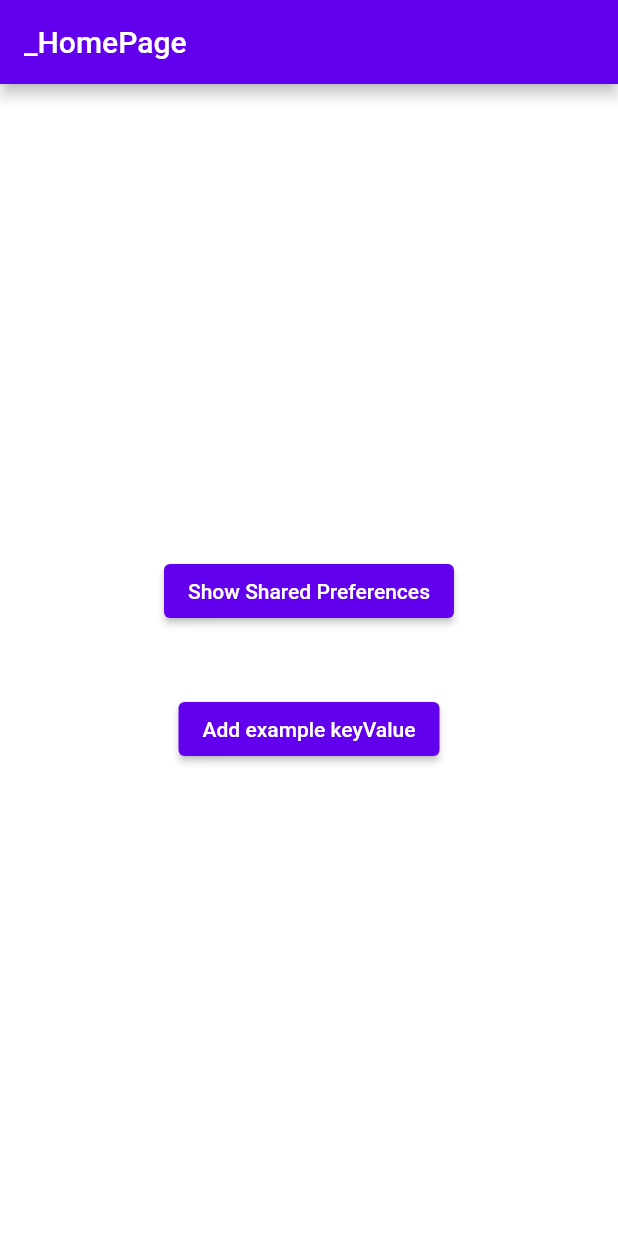
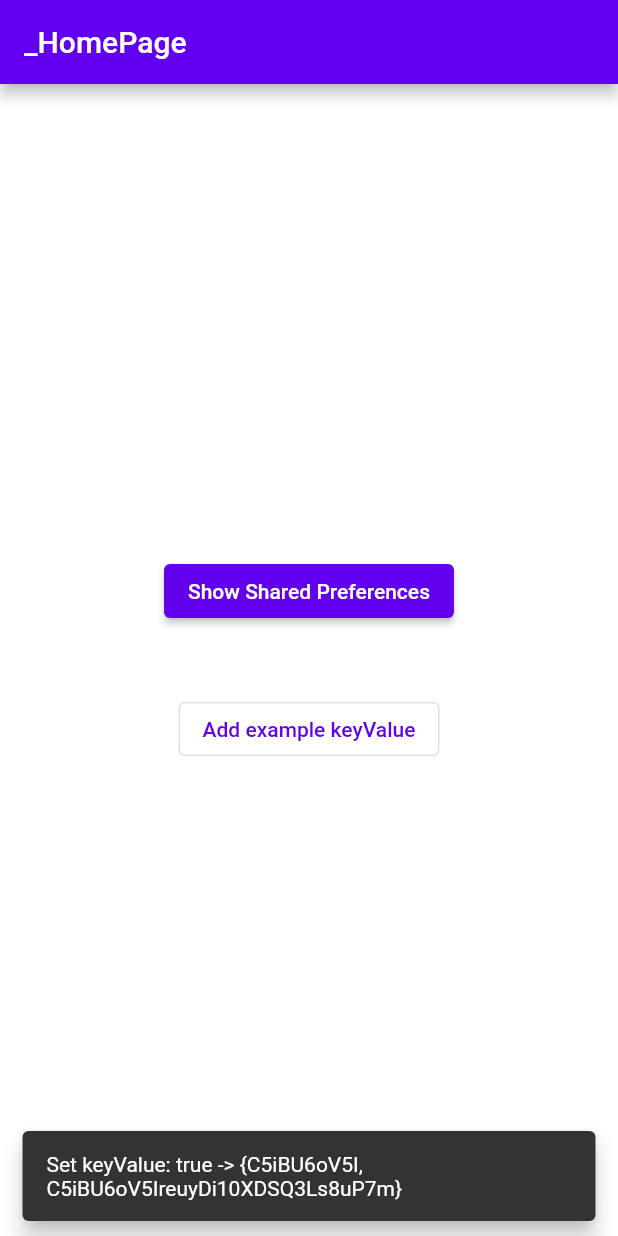
Before and after one commit to htsuruo/shared_preferences_debugger, a Flutter app: the screen it shows after launch, after a tap on "Add example keyValue", on a phone screen of 412 x 824 dp. Run offline on Flutter 3.47's test engine with Material 2 defaults, Android fonts, the phone set to English and light mode, and no system bars; our stand-ins replace shared_preferences.

Commit message:
Change example value

```diff
--- a/example/lib/main.dart
+++ b/example/lib/main.dart
@@ -47,13 +47,19 @@ class _HomePage extends StatelessWidget {
               child: Text('Show Shared Preferences'),
             ),
             SizedBox(height: 44),
-            ElevatedButton(
+            OutlinedButton(
               onPressed: () async {
                 final pref = await SharedPreferences.getInstance();
                 final key = _generateRandomString(10);
-                final value = Random(0).nextInt(100);
-                final success = await pref.setInt(key, value);
+                final value = _generateRandomString(30);
+                final success = await pref.setString(key, value);
                 print('Set keyValue: $success -> {$key, $value}');
+                ScaffoldMessenger.of(context).showSnackBar(
+                  SnackBar(
+                    content: Text('Set keyValue: $success -> {$key, $value}'),
+                    behavior: SnackBarBehavior.floating,
+                  ),
+                );
               },
               child: Text('Add example keyValue'),
             ),
```
